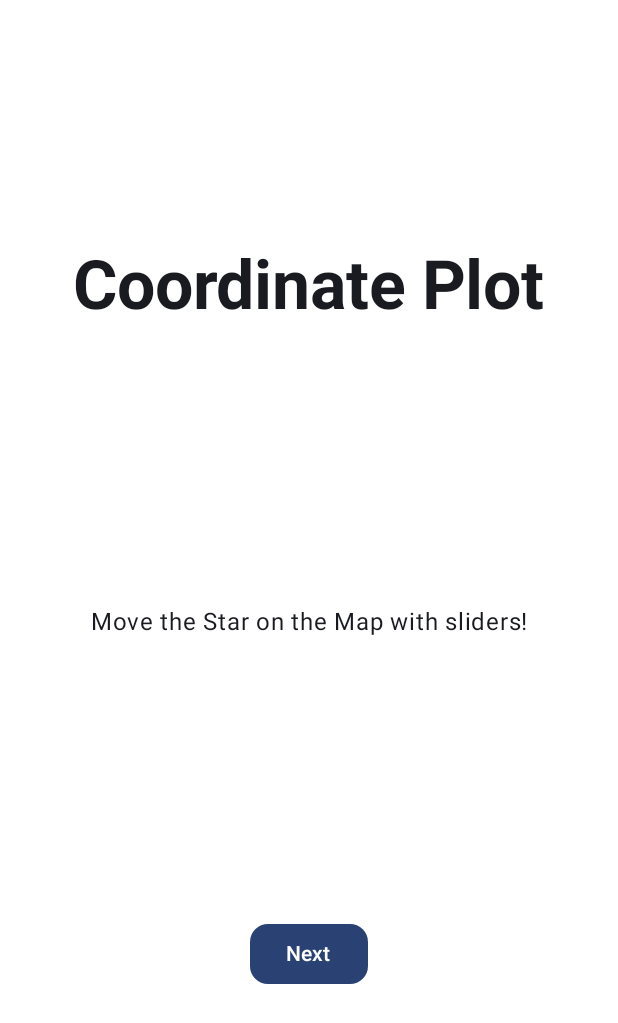
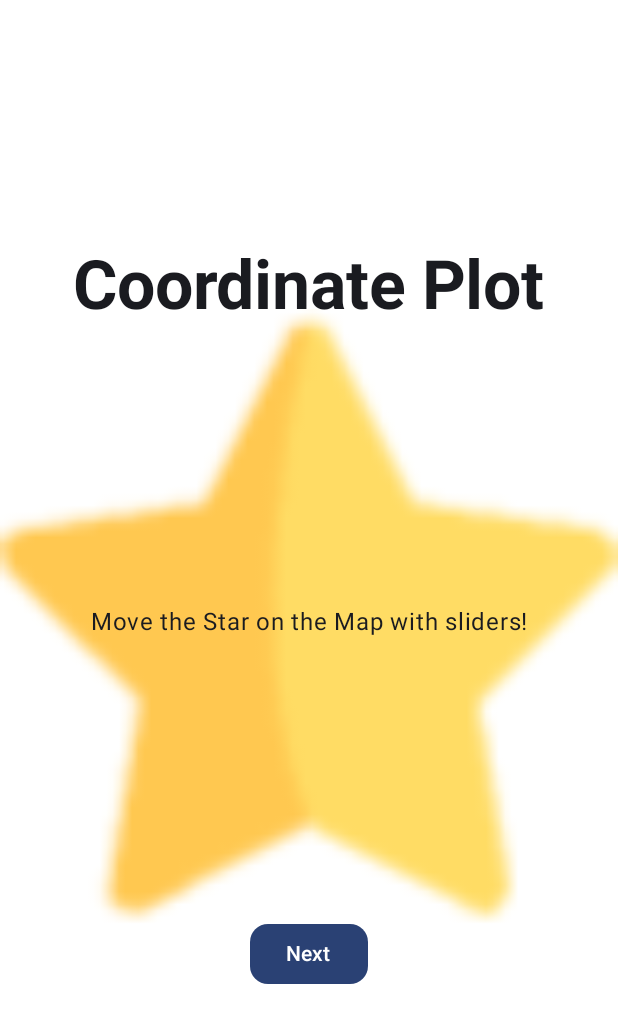
Before and after one commit to anastasiya-kliushkina/coordplot-kodeco, an Android app built with Jetpack Compose: the screen it shows after launch (MainActivity), on a phone screen of 412 x 824 dp. Shown: the top 1023 px of the screen. Run offline under Robolectric (Android 15) with nearby library versions, the phone set to English and light mode, and no system bars.

Commit message:
Added Splash screen

```diff
--- a/app/build.gradle.kts
+++ b/app/build.gradle.kts
@@ -77,4 +77,5 @@ dependencies {
     implementation("androidx.compose.ui:ui-tooling-preview")
     implementation("androidx.compose.material3:material3")
     implementation("androidx.navigation:navigation-compose:2.7.2")
+    implementation("androidx.core:core-splashscreen:1.0.1")
 }
--- a/app/src/main/AndroidManifest.xml
+++ b/app/src/main/AndroidManifest.xml
@@ -16,7 +16,7 @@
             android:name=".MainActivity"
             android:exported="true"
             android:label="@string/app_name"
-            android:theme="@style/Theme.MyApplication">
+            android:theme="@style/Theme.MySplashScreenTheme">
             <intent-filter>
                 <action android:name="android.intent.action.MAIN" />
 
--- a/app/src/main/java/com/kodeco/android/coordplot/MainActivity.kt
+++ b/app/src/main/java/com/kodeco/android/coordplot/MainActivity.kt
@@ -8,6 +8,7 @@ import androidx.compose.material3.Surface
 import androidx.compose.runtime.Composable
 import androidx.compose.ui.Modifier
 import androidx.compose.ui.graphics.Color
+import androidx.core.splashscreen.SplashScreen.Companion.installSplashScreen
 import androidx.navigation.compose.NavHost
 import androidx.navigation.compose.composable
 import androidx.navigation.compose.rememberNavController
@@ -16,7 +17,11 @@ import com.kodeco.android.coordplot.ui.screens.AboutScreen
 import com.kodeco.android.coordplot.ui.theme.CoordplotTheme
 
 class MainActivity : ComponentActivity() {
+
     override fun onCreate(savedInstanceState: Bundle?) {
+
+        installSplashScreen()
+
         super.onCreate(savedInstanceState)
         setContent {
             CoordplotTheme {
--- a/app/src/main/java/com/kodeco/android/coordplot/ui/screens/AboutScreen.kt
+++ b/app/src/main/java/com/kodeco/android/coordplot/ui/screens/AboutScreen.kt
@@ -1,7 +1,10 @@
 package com.kodeco.android.coordplot.ui.screens
 
+import androidx.compose.foundation.Image
 import androidx.compose.foundation.layout.Arrangement
+import androidx.compose.foundation.layout.Box
 import androidx.compose.foundation.layout.Column
+import androidx.compose.foundation.layout.fillMaxHeight
 import androidx.compose.foundation.layout.fillMaxSize
 import androidx.compose.foundation.layout.padding
 import androidx.compose.material3.Button
@@ -10,6 +13,7 @@ import androidx.compose.material3.Text
 import androidx.compose.runtime.Composable
 import androidx.compose.ui.Alignment
 import androidx.compose.ui.Modifier
+import androidx.compose.ui.res.painterResource
 import androidx.compose.ui.res.stringResource
 import androidx.compose.ui.text.font.FontWeight
 import androidx.compose.ui.text.style.TextAlign
@@ -21,6 +25,14 @@ import com.kodeco.android.coordplot.R
 
 @Composable
 fun AboutScreen(onNextClick: () -> Unit) {
+
+    Box {
+        Image(
+            painter = painterResource(id = R.drawable.star_icon),
+            contentDescription = "Background Image",
+            modifier = Modifier
+                .fillMaxSize()
+        )
         Column(
             horizontalAlignment = Alignment.CenterHorizontally,
             verticalArrangement = Arrangement.SpaceEvenly,
@@ -38,15 +50,18 @@ fun AboutScreen(onNextClick: () -> Unit) {
                 modifier = Modifier.padding(horizontal = 16.dp, vertical = 24.dp)
             )
             Button(
-            onClick = { onNextClick()},
+                onClick = { onNextClick() },
                 shape = MaterialTheme.shapes.medium,
             ) {
                 Text(text = stringResource(id = R.string.next_button_text))
             }
         }
     }
+}
 
-@Preview(showBackground = true, device = Devices.PIXEL_4)
+@Preview(
+    showBackground = true,
+    device = Devices.PIXEL_4)
 @Composable
 fun SplashScreenPreview() {
     AboutScreen(onNextClick = {})
--- a/app/src/main/java/com/kodeco/android/coordplot/ui/screens/PlotSurfaceScreen.kt
+++ b/app/src/main/java/com/kodeco/android/coordplot/ui/screens/PlotSurfaceScreen.kt
@@ -11,6 +11,7 @@ import androidx.compose.runtime.remember
 import androidx.compose.runtime.setValue
 import androidx.compose.ui.Alignment
 import androidx.compose.ui.Modifier
+import androidx.compose.ui.tooling.preview.Devices
 import androidx.compose.ui.tooling.preview.Preview
 import androidx.compose.ui.unit.dp
 import com.kodeco.android.coordplot.R
@@ -47,7 +48,9 @@ fun PlotSurfaceScreen(onNextClick: () -> Unit) {
     }
 }
 
-@Preview(showBackground = true)
+@Preview(
+    showBackground = true,
+    device = Devices.PIXEL_XL)
 @Composable
 fun PlotSurfacePreview() {
     CoordplotTheme {
--- a/app/src/main/res/values/themes.xml
+++ b/app/src/main/res/values/themes.xml
@@ -2,4 +2,10 @@
 <resources>
 
     <style name="Theme.MyApplication" parent="android:Theme.Material.Light.NoActionBar" />
+    <!--    Splash Screen Theme-->
+    <style name="Theme.MySplashScreenTheme" parent="Theme.SplashScreen">
+        <item name="windowSplashScreenBackground">@color/purple_200</item>
+        <item name="windowSplashScreenAnimatedIcon">@drawable/splash_icon</item>
+        <item name="postSplashScreenTheme">@style/Theme.MyApplication</item>
+    </style>
 </resources>
```
Also changed, not shown: app/src/main/res/drawable-mdpi/splash_icon.png (added). Lines whose indentation alone changed are shown as unchanged.
